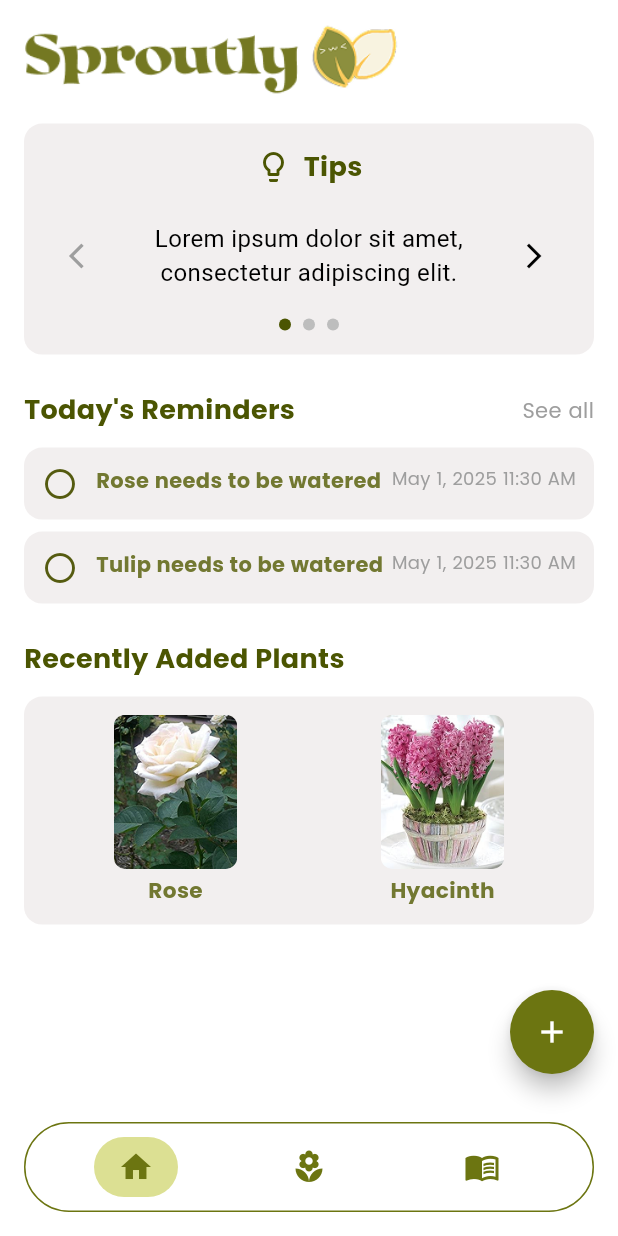
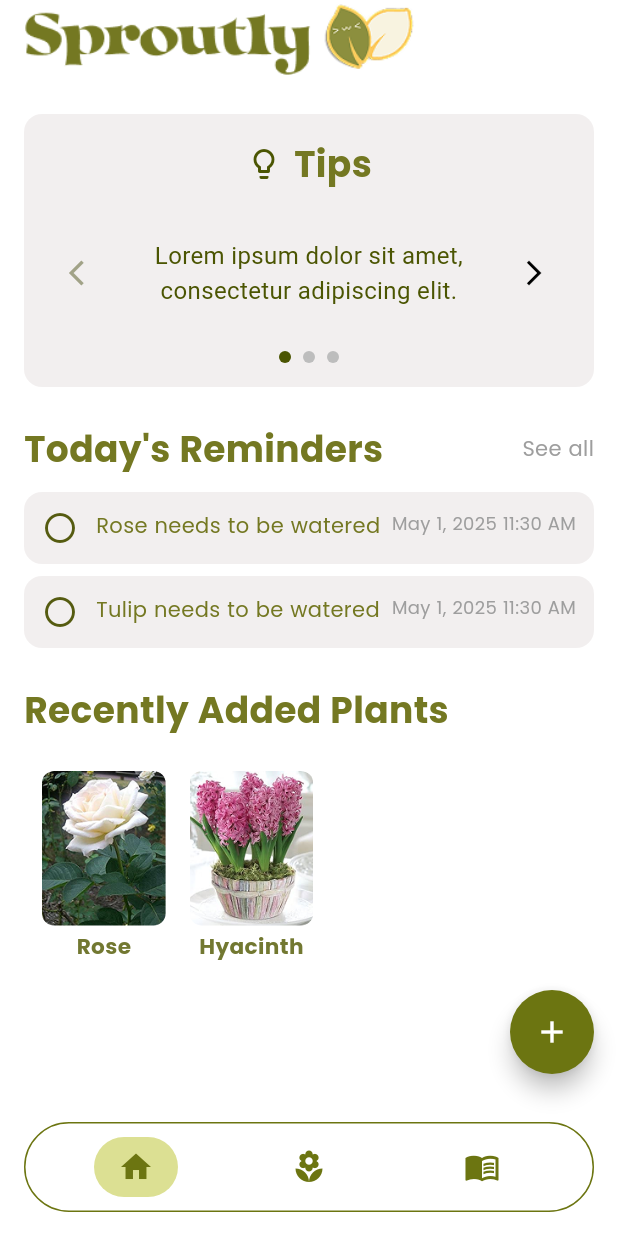
Before and after one commit to breamier/sproutly, a Flutter app: the DashboardScreen screen opened directly, on a phone screen of 412 x 824 dp. Run offline on Flutter 3.47's test engine with Material 3 defaults, Android fonts, the light colour scheme and no system bars; our stand-ins replace cloud_firestore, firebase_core; accounts and stored records are empty.

Commit message:
[Leanne][Fix] Polish dashboard

```diff
--- a/lib/screens/dashboard_screen.dart
+++ b/lib/screens/dashboard_screen.dart
@@ -7,8 +7,8 @@ class DashboardScreen extends StatelessWidget {
   static const TextStyle headingFont = TextStyle(
     fontFamily: 'Poppins',
     fontWeight: FontWeight.w700,
-    fontSize: 18,
-    color: Color(0xFF4B5502),
+    fontSize: 24,
+    color: Color(0xFF747822),
   );
 
   static const TextStyle bodyFont = TextStyle(
@@ -21,6 +21,23 @@ class DashboardScreen extends StatelessWidget {
   @override
   Widget build(BuildContext context) {
     return Scaffold(
+      appBar: PreferredSize(
+        preferredSize: Size.fromHeight(kToolbarHeight + 20),
+        child: AppBar(
+          automaticallyImplyLeading: false,
+          backgroundColor: Colors.white,
+          elevation: 0,
+          title: Row(
+            children: [
+              Image.asset(
+                'assets/sproutly_logo2.png',
+                height: kToolbarHeight + 30,
+              ),
+            ],
+          ),
+        ),
+      ),
+
       backgroundColor: Colors.white,
       body: Padding(
         padding: const EdgeInsets.symmetric(horizontal: 16.0),
@@ -28,16 +45,6 @@ class DashboardScreen extends StatelessWidget {
           child: Column(
             crossAxisAlignment: CrossAxisAlignment.start,
             children: [
-              Row(
-                // mainAxisAlignment: MainAxisAlignment.center,
-                children: [
-                  Image.asset(
-                    'assets/sproutly_logo2.png',
-                    height: MediaQuery.of(context).size.height * 0.1,
-                  ),
-                ],
-              ),
-
               // TIPS
               TipsWidget(),
 
@@ -69,23 +76,17 @@ class DashboardScreen extends StatelessWidget {
               Container(
                 padding: const EdgeInsets.all(12),
                 decoration: BoxDecoration(
-                  color: const Color(0xFFF2EFEF),
                   borderRadius: BorderRadius.circular(12),
                 ),
-
-                child: Row(
-                  children: [
-                    Expanded(
-                      child: PlantThumbnail(
-                        name: 'Rose',
-                        imagePath: 'assets/rose.png',
-                      ),
-                    ),
-                    Expanded(
-                      child: PlantThumbnail(
-                        name: 'Hyacinth',
-                        imagePath: 'assets/hyacinth.png',
-                      ),
+                child: Wrap(
+                  spacing: 16,
+                  runSpacing: 16,
+                  alignment: WrapAlignment.start,
+                  children: const [
+                    PlantThumbnail(name: 'Rose', imagePath: 'assets/rose.png'),
+                    PlantThumbnail(
+                      name: 'Hyacinth',
+                      imagePath: 'assets/hyacinth.png',
                     ),
                   ],
                 ),
@@ -185,13 +186,15 @@ class _TipsWidgetState extends State<TipsWidget> {
               IconButton(
                 onPressed: _goToPrevious,
                 icon: const Icon(Icons.arrow_back_ios, size: 20),
-                color: _currentPage == 0 ? Colors.grey : Colors.black,
+                color: _currentPage == 0
+                    ? Color.fromARGB(255, 161, 162, 135)
+                    : Color(0xFF747822),
               ),
 
               // Tip content
               Expanded(
                 child: SizedBox(
-                  height: 60,
+                  height: 80,
                   child: PageView.builder(
                     controller: _pageController,
                     itemCount: tips.length,
@@ -204,7 +207,7 @@ class _TipsWidgetState extends State<TipsWidget> {
                       return Center(
                         child: Text(
                           tips[index],
-                          style: bodyFont,
+                          style: bodyFont.copyWith(color: Color(0xFF4B5502)),
                           textAlign: TextAlign.center,
                         ),
                       );
@@ -284,8 +287,8 @@ class ReminderCard extends StatelessWidget {
                       child: Text(
                         task,
                         style: bodyFont.copyWith(
-                          fontWeight: FontWeight.w600,
-                          color: Color.fromARGB(255, 114, 120, 49),
+                          fontWeight: FontWeight.w500,
+                          color: Color(0xFF747822),
                         ),
                       ),
                     ),
```
